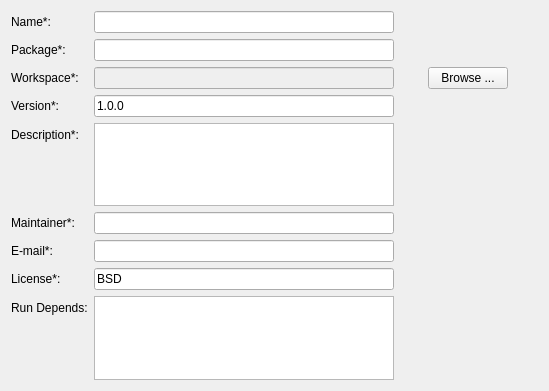
Old version of the form src/Ui/define_application_widget.ui in the repository adrianohrl/rqt_mrta.
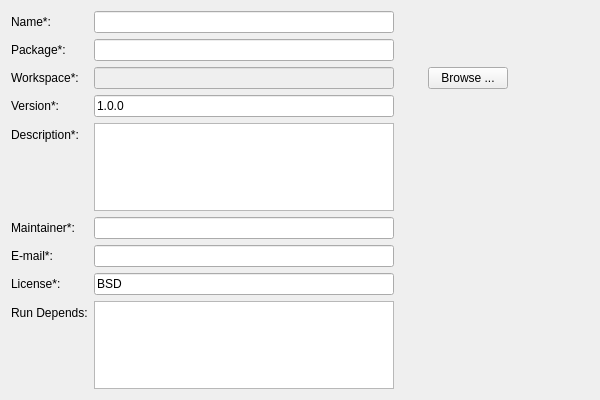
New version of the form. Custom widgets are drawn as their Qt base class.

The edit to the form file:
```diff
--- a/src/Ui/define_application_widget.ui
+++ b/src/Ui/define_application_widget.ui
@@ -6,10 +6,22 @@
    <rect>
     <x>0</x>
     <y>0</y>
-    <width>549</width>
-    <height>391</height>
+    <width>600</width>
+    <height>400</height>
    </rect>
   </property>
+  <property name="sizePolicy">
+   <sizepolicy hsizetype="Minimum" vsizetype="Minimum">
+    <horstretch>0</horstretch>
+    <verstretch>0</verstretch>
+   </sizepolicy>
+  </property>
+  <property name="minimumSize">
+   <size>
+    <width>600</width>
+    <height>400</height>
+   </size>
+  </property>
   <property name="windowTitle">
    <string>MRTA</string>
   </property>
```
